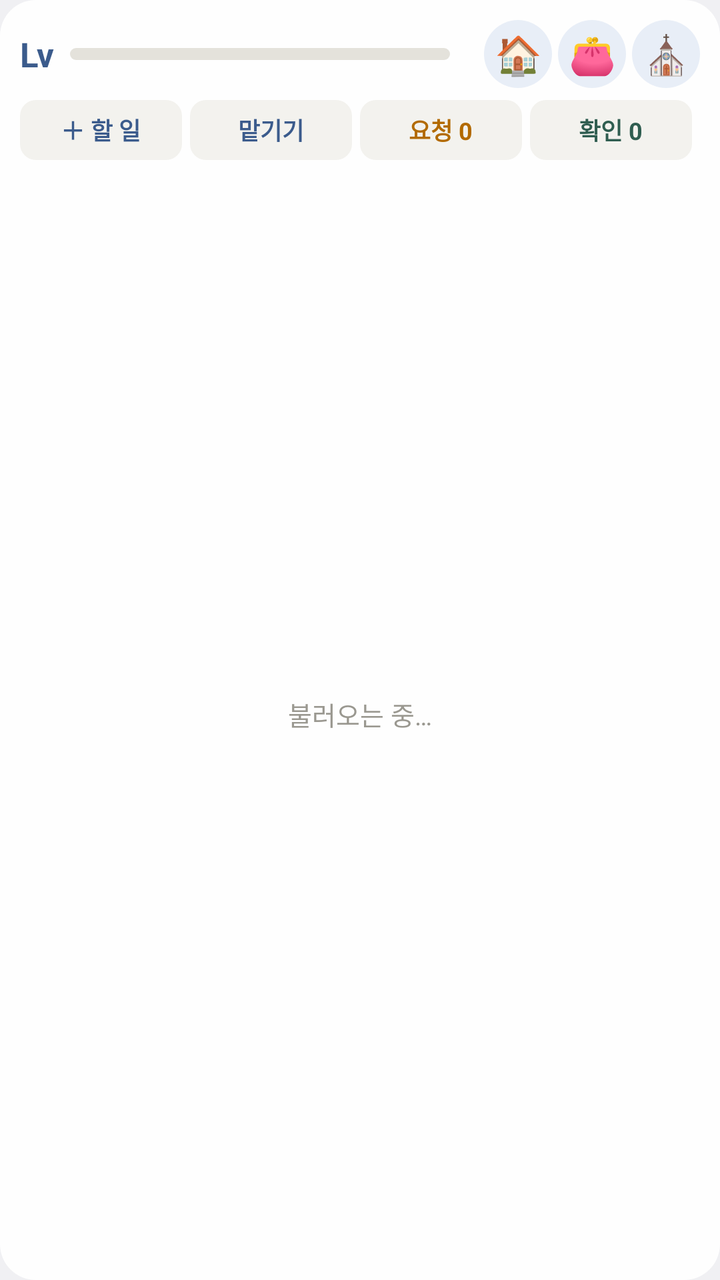
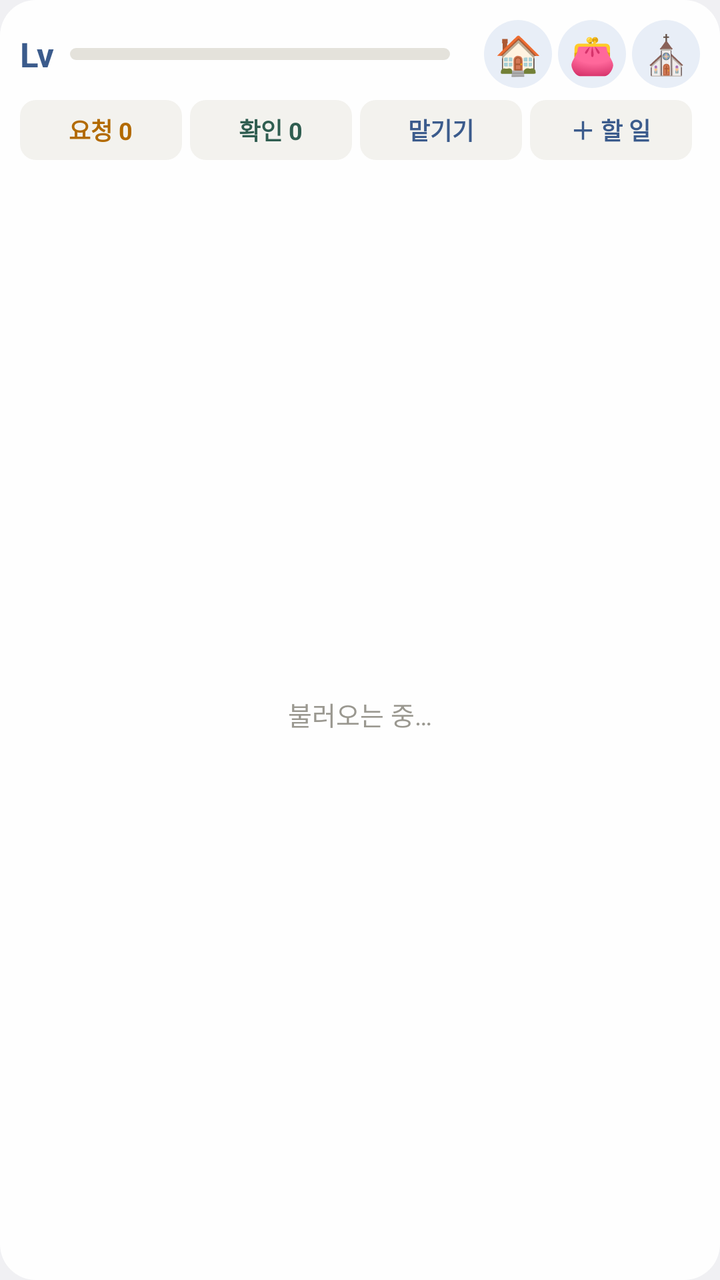

Before-and-after screenshots of an Android layout around one commit, followed by the original layout XML and the change that was made.
<!-- AndroidManifest.xml: application theme android:Theme.DeviceDefault.Light.NoActionBar -->
<!-- res/layout/widget.xml -->
<?xml version="1.0" encoding="utf-8"?>
<LinearLayout xmlns:android="http://schemas.android.com/apk/res/android"
    android:id="@+id/root"
    android:layout_width="match_parent" android:layout_height="match_parent"
    android:orientation="vertical"
    android:background="@drawable/widget_bg" android:padding="10dp">
    <LinearLayout android:id="@+id/head" android:layout_width="match_parent" android:layout_height="wrap_content"
        android:orientation="horizontal" android:gravity="center_vertical">
        <TextView android:id="@+id/lv" android:layout_width="wrap_content" android:layout_height="wrap_content"
            android:text="Lv" android:textSize="17sp" android:textStyle="bold" android:textColor="#3B5B8C" />
        <ProgressBar android:id="@+id/bar" style="@android:style/Widget.ProgressBar.Horizontal"
            android:layout_width="0dp" android:layout_weight="1" android:layout_height="6dp"
            android:layout_marginStart="8dp" android:layout_marginEnd="8dp"
            android:max="100" android:progress="0" android:progressTint="#3B5B8C" android:progressBackgroundTint="#E4E2DB" />
        <TextView android:id="@+id/sub" android:layout_width="wrap_content" android:layout_height="wrap_content"
            android:text="" android:textSize="11sp" android:textColor="#6B6A64" android:layout_marginEnd="6dp" />
        <TextView android:id="@+id/bHome" style="@style/WBtn" android:text="🏠" />
        <TextView android:id="@+id/bWallet" style="@style/WBtn" android:text="👛" />
        <TextView android:id="@+id/bFather" style="@style/WBtn" android:text="⛪" />
    </LinearLayout>
    
    <LinearLayout android:layout_width="match_parent" android:layout_height="wrap_content"
        android:orientation="horizontal" android:layout_marginTop="6dp">
        <TextView android:id="@+id/tPlus" style="@style/TBtn" android:text="＋ 할 일" android:textColor="#3B5B8C" />
        <TextView android:id="@+id/tAssign" style="@style/TBtn" android:text="맡기기" android:textColor="#3B5B8C" />
        <TextView android:id="@+id/tAsked" style="@style/TBtn" android:text="요청 0" android:textColor="#B26A00" />
        <TextView android:id="@+id/tCheck" style="@style/TBtn" android:text="확인 0" android:textColor="#2F5D50" />
    </LinearLayout>
    <FrameLayout android:layout_width="match_parent" android:layout_height="0dp" android:layout_weight="1"
        android:layout_marginTop="4dp">
        <ListView android:id="@+id/list" android:layout_width="match_parent" android:layout_height="match_parent"
            android:divider="#00000000" android:dividerHeight="0dp" />
        <TextView android:id="@+id/empty" android:layout_width="match_parent" android:layout_height="match_parent"
            android:gravity="center" android:text="불러오는 중…" android:textColor="#9A9890" android:textSize="13sp" />
    </FrameLayout>
</LinearLayout>
<!-- resources referenced by this layout -->
<resources>
  <!-- drawable widget_bg (drawable) -->
  <?xml version="1.0" encoding="utf-8"?>
  <shape xmlns:android="http://schemas.android.com/apk/res/android">
      <solid android:color="#F2FFFFFF" />
      <corners android:radius="18dp" />
  </shape>
  <style name="TBtn">
          <item name="android:layout_width">0dp</item>
          <item name="android:layout_weight">1</item>
          <item name="android:layout_height">30dp</item>
          <item name="android:gravity">center</item>
          <item name="android:textSize">12sp</item>
          <item name="android:textStyle">bold</item>
          <item name="android:background">@drawable/tbtn_bg</item>
          <item name="android:layout_marginEnd">4dp</item>
      </style>
  <style name="WBtn">
          <item name="android:layout_width">34dp</item>
          <item name="android:layout_height">34dp</item>
          <item name="android:gravity">center</item>
          <item name="android:textSize">19sp</item>
          <item name="android:background">@drawable/wbtn_bg</item>
          <item name="android:layout_marginStart">3dp</item>
      </style>
  <!-- drawable tbtn_bg (drawable) -->
  <?xml version="1.0" encoding="utf-8"?>
  <shape xmlns:android="http://schemas.android.com/apk/res/android">
      <solid android:color="#F3F2EE" />
      <corners android:radius="8dp" />
  </shape>
  <!-- drawable wbtn_bg (drawable) -->
  <?xml version="1.0" encoding="utf-8"?>
  <shape xmlns:android="http://schemas.android.com/apk/res/android" android:shape="oval">
      <solid android:color="#E8EEF7" />
  </shape>
</resources>

<!-- the commit's change to res/layout/widget.xml (unified diff, before → after) -->
@@ -21,10 +21,10 @@
     
     <LinearLayout android:layout_width="match_parent" android:layout_height="wrap_content"
         android:orientation="horizontal" android:layout_marginTop="6dp">
-        <TextView android:id="@+id/tPlus" style="@style/TBtn" android:text="＋ 할 일" android:textColor="#3B5B8C" />
-        <TextView android:id="@+id/tAssign" style="@style/TBtn" android:text="맡기기" android:textColor="#3B5B8C" />
         <TextView android:id="@+id/tAsked" style="@style/TBtn" android:text="요청 0" android:textColor="#B26A00" />
         <TextView android:id="@+id/tCheck" style="@style/TBtn" android:text="확인 0" android:textColor="#2F5D50" />
+        <TextView android:id="@+id/tAssign" style="@style/TBtn" android:text="맡기기" android:textColor="#3B5B8C" />
+        <TextView android:id="@+id/tPlus" style="@style/TBtn" android:text="＋ 할 일" android:textColor="#3B5B8C" />
     </LinearLayout>
     <FrameLayout android:layout_width="match_parent" android:layout_height="0dp" android:layout_weight="1"
         android:layout_marginTop="4dp">
